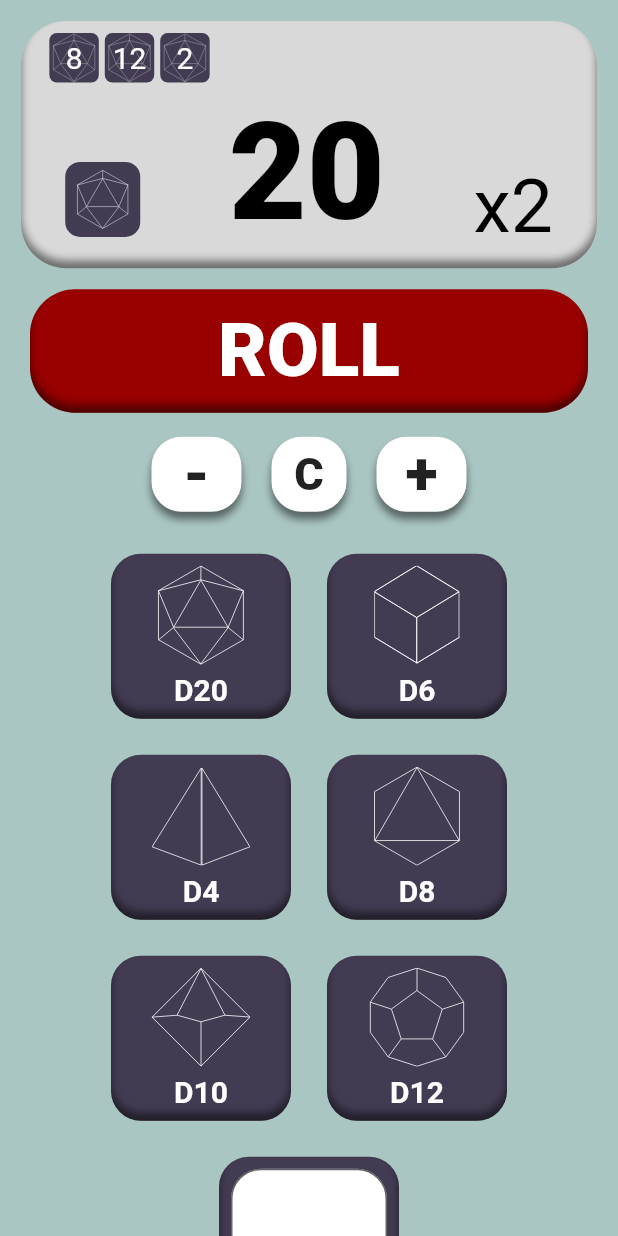
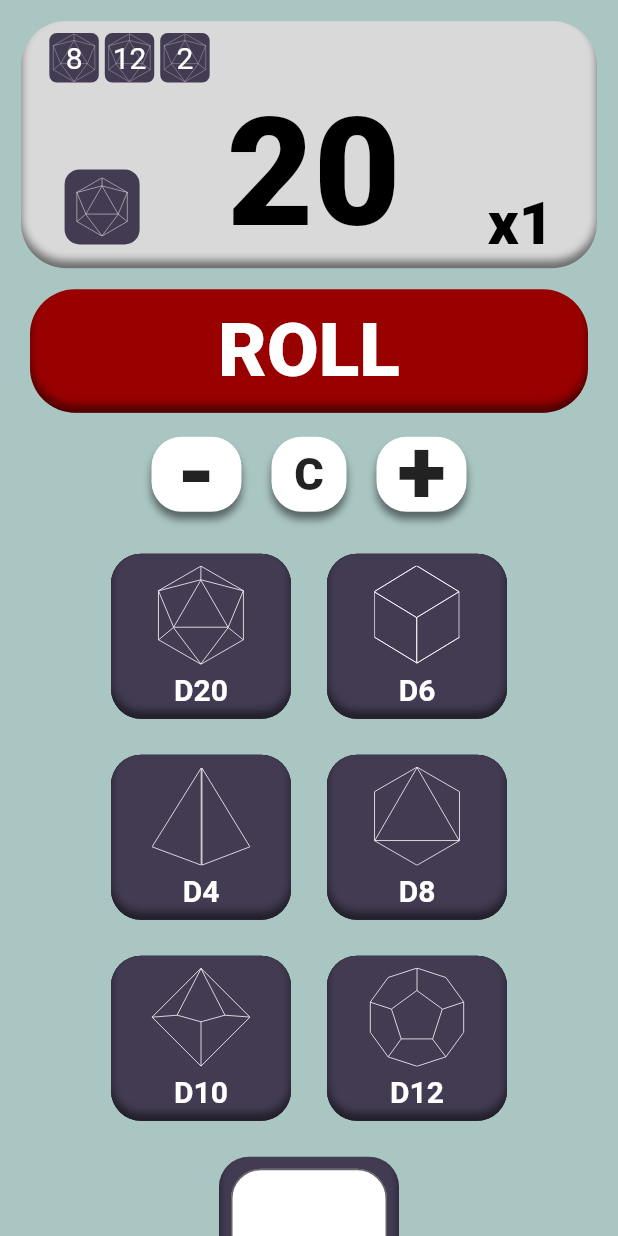
Before and after one commit to dompetriella/simple_roller, a Flutter app: the screen it shows after launch, on a phone screen of 412 x 824 dp. Run offline on Flutter 3.47's test engine with Material 2 defaults, Android fonts, the phone set to English and light mode, and no system bars; our stand-ins replace flutter_inset_box_shadow, flutter_riverpod, flutter_svg.

Commit message:
added drawer and select shadow

```diff
--- a/lib/components/dice_button.dart
+++ b/lib/components/dice_button.dart
@@ -25,7 +25,17 @@ class DiceButton extends ConsumerWidget {
             color: ref.watch(themeProvider).diceButtonBg,
             borderRadius: BorderRadius.all(Radius.circular(
                 ref.watch(themeProvider).diceButtonBorderRadius)),
-            boxShadow: ref.watch(themeProvider).innerShadow),
+            boxShadow: [
+              ref.watch(themeProvider).innerShadow,
+              ref.watch(selectedDiceProvider) == diceNumber
+                  ? BoxShadow(
+                      color: ref.watch(themeProvider).rollButtonBgColor,
+                      offset: Offset(0, 0),
+                      spreadRadius: 5,
+                      blurRadius: 15,
+                      blurStyle: BlurStyle.normal)
+                  : BoxShadow()
+            ]),
         child: Padding(
           padding: const EdgeInsets.all(8.0),
           child: Column(
--- a/lib/components/dice_input_button.dart
+++ b/lib/components/dice_input_button.dart
@@ -18,7 +18,7 @@ class DiceInputButton extends ConsumerWidget {
           color: ref.watch(themeProvider).diceButtonBg,
           borderRadius: BorderRadius.all(
               Radius.circular(ref.watch(themeProvider).diceButtonBorderRadius)),
-          boxShadow: ref.watch(themeProvider).innerShadow),
+          boxShadow: [ref.watch(themeProvider).innerShadow]),
       child: Padding(
         padding: const EdgeInsets.all(8.0),
         child: Column(
--- a/lib/components/multiplier_controls.dart
+++ b/lib/components/multiplier_controls.dart
@@ -1,3 +1,4 @@
+import 'package:dice_roller/providers/dice_provider.dart';
 import 'package:flutter/material.dart' hide BoxDecoration, BoxShadow;
 import 'package:flutter_inset_box_shadow/flutter_inset_box_shadow.dart';
 import 'package:flutter_riverpod/flutter_riverpod.dart';
@@ -19,23 +20,34 @@ class MultiplierControls extends ConsumerWidget {
           child: Row(
             mainAxisAlignment: MainAxisAlignment.center,
             children: [
-              Container(
+              GestureDetector(
+                onTap: () => ref.watch(multiplierProvider.notifier).decrement(),
+                onLongPress: () =>
+                    ref.watch(multiplierProvider.notifier).bigDecrement(),
+                child: Container(
                     height: 50,
                     width: 60,
                     decoration: BoxDecoration(
                         color: ref.watch(themeProvider).multiplierBgColor,
                         borderRadius: BorderRadius.all(Radius.circular(
                             ref.watch(themeProvider).diceButtonBorderRadius)),
-                      boxShadow: ref.watch(themeProvider).multiplierDropShadow),
+                        boxShadow: [
+                          ref.watch(themeProvider).multiplierDropShadow
+                        ]),
                     child: Center(
                       child: Text(
                         "-",
-                      style:
-                          TextStyle(fontSize: 40, fontWeight: FontWeight.w900),
+                        style: TextStyle(
+                            fontSize: 60,
+                            fontWeight: FontWeight.w900,
+                            height: .95),
                       ),
                     )),
+              ),
               Padding(
                 padding: const EdgeInsets.fromLTRB(20.0, 0, 20.0, 0),
+                child: GestureDetector(
+                  onTap: () => ref.watch(multiplierProvider.notifier).reset(),
                   child: Container(
                     height: 50,
                     width: 50,
@@ -43,29 +55,42 @@ class MultiplierControls extends ConsumerWidget {
                         color: ref.watch(themeProvider).multiplierBgColor,
                         borderRadius: BorderRadius.all(Radius.circular(
                             ref.watch(themeProvider).diceButtonBorderRadius)),
-                      boxShadow: ref.watch(themeProvider).multiplierDropShadow),
+                        boxShadow: [
+                          ref.watch(themeProvider).multiplierDropShadow
+                        ]),
                     child: Center(
                         child: Text(
                       "C",
-                    style: TextStyle(fontSize: 30, fontWeight: FontWeight.w900),
+                      style:
+                          TextStyle(fontSize: 30, fontWeight: FontWeight.w900),
                     )),
                   ),
                 ),
-              Container(
+              ),
+              GestureDetector(
+                onTap: () => ref.watch(multiplierProvider.notifier).increment(),
+                onLongPress: () =>
+                    ref.watch(multiplierProvider.notifier).bigIncrement(),
+                child: Container(
                     height: 50,
                     width: 60,
                     decoration: BoxDecoration(
                         color: ref.watch(themeProvider).multiplierBgColor,
                         borderRadius: BorderRadius.all(Radius.circular(
                             ref.watch(themeProvider).diceButtonBorderRadius)),
-                      boxShadow: ref.watch(themeProvider).multiplierDropShadow),
+                        boxShadow: [
+                          ref.watch(themeProvider).multiplierDropShadow
+                        ]),
                     child: Center(
                       child: Text(
                         "+",
-                      style:
-                          TextStyle(fontSize: 40, fontWeight: FontWeight.w900),
+                        style: TextStyle(
+                            fontSize: 60,
+                            fontWeight: FontWeight.w900,
+                            height: .95),
                       ),
                     )),
+              ),
             ],
           ),
         ),
--- a/lib/components/number_display.dart
+++ b/lib/components/number_display.dart
@@ -1,3 +1,4 @@
+import 'package:dice_roller/providers/dice_provider.dart';
 import 'package:flutter/material.dart' hide BoxDecoration, BoxShadow;
 import 'package:flutter_inset_box_shadow/flutter_inset_box_shadow.dart';
 import 'package:dice_roller/components/rolled_dice_icon.dart';
@@ -24,7 +25,7 @@ class NumberDisplay extends ConsumerWidget {
             color: ref.watch(themeProvider).numberDisplayBgColor,
             borderRadius: BorderRadius.all(Radius.circular(
                 ref.watch(themeProvider).numberDisplayBorderRadius)),
-            boxShadow: ref.watch(themeProvider).innerShadow),
+            boxShadow: [ref.watch(themeProvider).innerShadow]),
         child: Column(
           children: [
             Padding(
@@ -72,13 +73,15 @@ class NumberDisplay extends ConsumerWidget {
                   '20',
                   style: TextStyle(
                       color: ref.watch(themeProvider).numberDisplayTextColor,
-                      fontSize: 90,
+                      fontSize: 100,
+                      height: 1.1,
                       fontWeight: FontWeight.w900),
                 ),
-                Text('x2',
+                Text('x${(ref.watch(multiplierProvider).toString())}',
                     style: TextStyle(
                         color: ref.watch(themeProvider).numberDisplayTextColor,
-                        fontSize: 50))
+                        fontSize: 40,
+                        fontWeight: FontWeight.w900))
               ],
             )
           ],
--- a/lib/components/roll_button.dart
+++ b/lib/components/roll_button.dart
@@ -2,9 +2,12 @@ import 'package:flutter/material.dart' hide BoxDecoration, BoxShadow;
 import 'package:flutter_inset_box_shadow/flutter_inset_box_shadow.dart';
 import 'package:flutter_riverpod/flutter_riverpod.dart';
 import 'package:dice_roller/providers/theme_provider.dart';
+import 'package:dice_roller/models/rolledDice.dart';
 
 class RollButton extends ConsumerWidget {
   const RollButton({Key? key}) : super(key: key);
+
+  createRolledDiceList() {}
 
   @override
   Widget build(BuildContext context, WidgetRef ref) {
@@ -19,7 +22,7 @@ class RollButton extends ConsumerWidget {
             color: ref.watch(themeProvider).rollButtonBgColor,
             borderRadius: BorderRadius.all(Radius.circular(
                 ref.watch(themeProvider).numberDisplayBorderRadius)),
-            boxShadow: ref.watch(themeProvider).innerShadow),
+            boxShadow: [ref.watch(themeProvider).innerShadow]),
         child: Center(
             child: Text(
           "ROLL",
--- /dev/null
+++ b/lib/models/rolledDice.dart
@@ -0,0 +1,4 @@
+class RolledDice {
+  int rollValue = 0;
+  int diceValue = 0;
+}
--- a/lib/pages/history_drawer.dart
+++ b/lib/pages/history_drawer.dart
@@ -5,6 +5,9 @@ class HistoryDrawer extends StatelessWidget {
 
   @override
   Widget build(BuildContext context) {
-    return Container();
+    return Container(
+      width: MediaQuery.of(context).size.width * .85,
+      color: Colors.lightBlue,
+    );
   }
 }
--- a/lib/pages/main_page.dart
+++ b/lib/pages/main_page.dart
@@ -1,3 +1,5 @@
+import 'dart:async';
+
 import 'package:dice_roller/providers/theme_provider.dart';
 import 'package:flutter/material.dart';
 import 'package:dice_roller/components/multiplier_controls.dart';
@@ -16,7 +18,14 @@ class MainPage extends ConsumerWidget {
     return Scaffold(
       backgroundColor: ref.watch(themeProvider).bgColor,
       drawer: HistoryDrawer(),
-      body: ListView(
+      body: Builder(builder: (context) {
+        return GestureDetector(
+          onPanUpdate: (swipe) {
+            if (swipe.delta.dx > 0) {
+              Scaffold.of(context).openDrawer();
+            }
+          },
+          child: ListView(
             children: const [
               NumberDisplay(),
               RollButton(),
@@ -25,5 +34,7 @@ class MainPage extends ConsumerWidget {
             ],
           ),
         );
+      }),
+    );
   }
 }
```
Also changed, not shown: lib/models/theme.dart (+8 -12 lines), lib/providers/dice_provider.dart (+29 -1 lines). Lines whose indentation alone changed are shown as unchanged.
